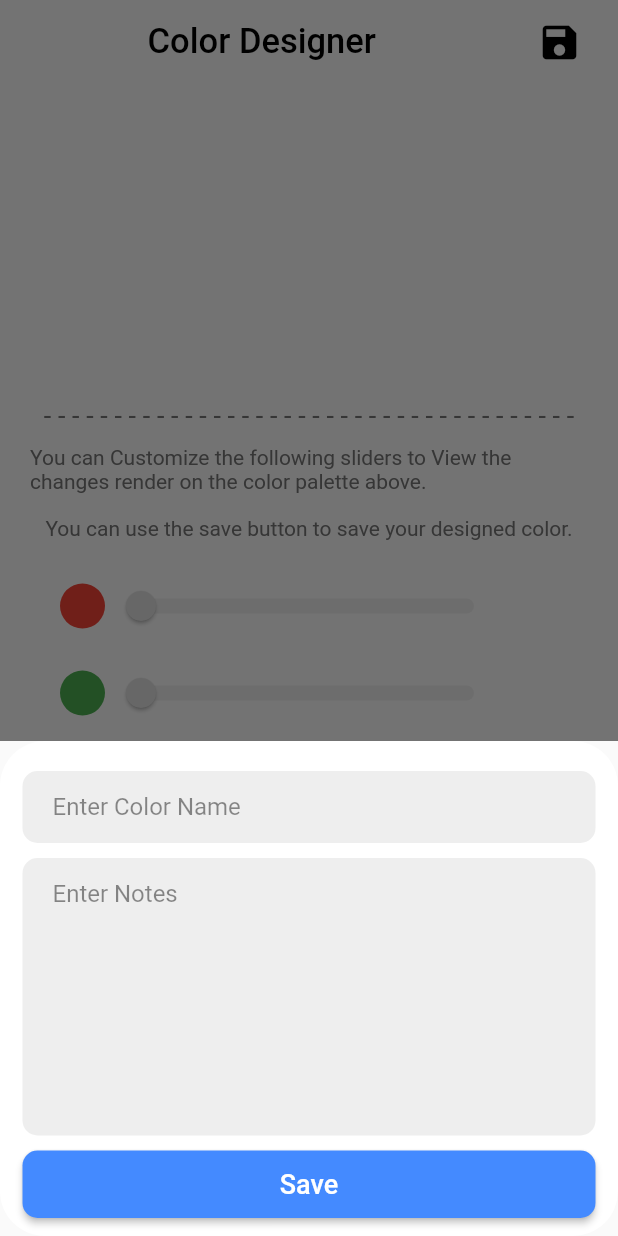
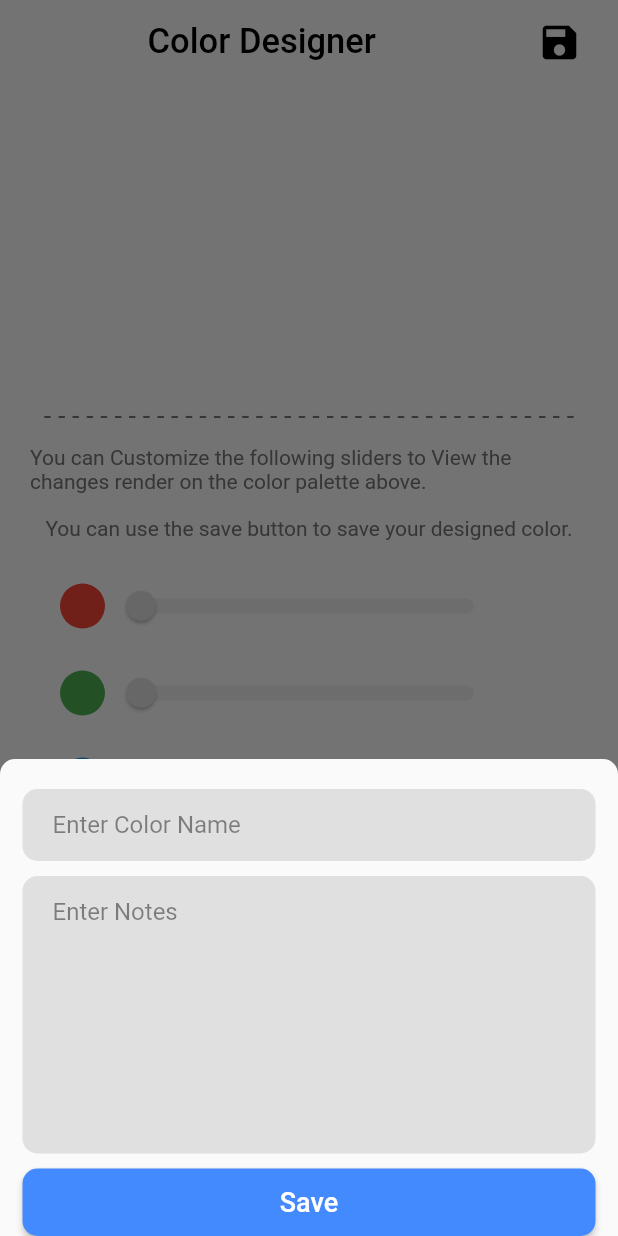
Before and after one commit to Hassanulhaq52/Color-Design-App, a Flutter app: the screen it shows after launch, after a tap on the "file download" icon, on a phone screen of 412 x 824 dp. Run offline on Flutter 3.47's test engine with Material 2 defaults, Android fonts, the phone set to English and light mode, and no system bars; our stand-ins replace bloc, flutter_bloc, shared_preferences.

```diff
--- a/lib/constants/constants.dart
+++ b/lib/constants/constants.dart
@@ -7,16 +7,19 @@ class Constants {
   );
 
   static BoxDecoration containerDecoration = BoxDecoration(
-    color: Colors.grey.shade200,
+    color: Colors.grey.shade300,
     borderRadius: const BorderRadius.all(Radius.circular(10.0)),
   );
 
-  static const InputDecoration taskFieldDecoration =  InputDecoration(
+  static const InputDecoration taskFieldDecoration = InputDecoration(
     hintText: 'Enter Your Notes',
     contentPadding: EdgeInsets.symmetric(vertical: 12.0, horizontal: 20.0),
     border: InputBorder.none,
-    hintStyle: TextStyle(color: Colors.black45),
+    hintStyle: TextStyle(
+      color: Colors.black45,
+    ),
   );
+
   static BoxDecoration addButtonDecoration = BoxDecoration(
     color: Colors.purple.shade400,
     shape: BoxShape.circle,
--- a/lib/main.dart
+++ b/lib/main.dart
@@ -1,4 +1,5 @@
 import 'package:color_design_app/application/color_design_bloc.dart';
+import 'package:color_design_app/model/color_design_model.dart';
 import 'package:color_design_app/screens/color_picker_screen.dart';
 import 'package:flutter/material.dart';
 import 'package:flutter_bloc/flutter_bloc.dart';
--- a/lib/model/color_design_model.dart
+++ b/lib/model/color_design_model.dart
@@ -1,4 +1,24 @@
-import 'package:flutter/material.dart';
+// class ColorDesignModel {
+//   ColorDesignModel({
+//     this.colorName,
+//     this.colorNotes,
+//     this.red,
+//     this.green,
+//     this.blue,
+//     this.opacity,
+//
+//   });
+//
+//   final String? colorName;
+//   final String? colorNotes;
+//   final double? red;
+//   final double? green;
+//   final double? blue;
+//   final double? opacity;
+//
+//
+// }
+
 
 class ColorDesignModel {
   ColorDesignModel({
@@ -8,7 +28,6 @@ class ColorDesignModel {
     this.green,
     this.blue,
     this.opacity,
-    this.containerColor,
   });
 
   final String? colorName;
@@ -17,6 +36,25 @@ class ColorDesignModel {
   final double? green;
   final double? blue;
   final double? opacity;
-  final Color? containerColor;
 
+
+  factory ColorDesignModel.fromJson(Map<String, dynamic> json) =>
+      ColorDesignModel(
+        colorName: json['colorName'],
+        colorNotes: json['colorNotes'],
+        red: json['red'],
+        green: json['green'],
+        blue: json['blue'],
+        opacity: json['opacity'],
+
+      );
+
+  Map<String, dynamic> toJson() => {
+    'colorName': colorName,
+    'colorNotes': colorNotes,
+    'red': red,
+    'green': green,
+    'blue': blue,
+    'opacity': opacity,
+  };
 }
--- a/lib/screens/color_picker_screen.dart
+++ b/lib/screens/color_picker_screen.dart
@@ -6,6 +6,7 @@ import 'package:color_design_app/widgets/slider_row.dart';
 import 'package:color_design_app/widgets/modal_bottom_sheet.dart';
 
 import '../constants/constants.dart';
+import '../model/color_design_model.dart';
 
 class ColorPickerScreen extends StatelessWidget {
   const ColorPickerScreen({Key? key}) : super(key: key);
@@ -20,7 +21,14 @@ class ColorPickerScreen extends StatelessWidget {
           floatingActionButton: FloatingActionButton(
             onPressed: () {
               showModalBottomSheet(
+                shape: const RoundedRectangleBorder(
+                  borderRadius: BorderRadius.only(
+                    topRight: Radius.circular(10),
+                    topLeft: Radius.circular(10),
+                  ),
+                ),
                 context: context,
+                isScrollControlled: true,
                 builder: (context) => const ModalBottomSheet(),
               );
             },
@@ -47,7 +55,7 @@ class ColorPickerScreen extends StatelessWidget {
                     Navigator.push(
                         context,
                         MaterialPageRoute(
-                          builder: (context) => const SavedColorsScreen(),
+                          builder: (context) => SavedColorsScreen(),
                         ));
                   },
                   icon: const Icon(
--- a/lib/widgets/modal_bottom_sheet.dart
+++ b/lib/widgets/modal_bottom_sheet.dart
@@ -15,19 +15,15 @@ class ModalBottomSheet extends StatelessWidget {
     return BlocBuilder<ColorDesignBloc, ColorDesignState>(
       builder: (context, state) {
         final ColorDesignBloc colorDesignBloc = context.read<ColorDesignBloc>();
-        return Container(
-          padding: const EdgeInsets.only(top: 20),
-          height: 330,
-          width: double.infinity,
-          decoration: const BoxDecoration(
-            color: Colors.white,
-            borderRadius: BorderRadius.all(
-              Radius.circular(30),
+        return Padding(
+          padding: EdgeInsets.only(
+            top: 20,
+            right: 15,
+            left: 15,
+            bottom: MediaQuery.of(context).viewInsets.bottom,
           ),
-          ),
-          child: Padding(
-            padding: const EdgeInsets.symmetric(horizontal: 15),
           child: Column(
+            mainAxisSize: MainAxisSize.min,
             crossAxisAlignment: CrossAxisAlignment.start,
             children: [
               Container(
@@ -58,8 +54,6 @@ class ModalBottomSheet extends StatelessWidget {
               const SizedBox(
                 height: 10,
               ),
-                // Text('${state.colorName}'),
-                // Text('${state.colorNotes}'),
               SizedBox(
                 width: double.infinity,
                 height: 45,
@@ -74,7 +68,7 @@ class ModalBottomSheet extends StatelessWidget {
                       Navigator.push(
                           context,
                           MaterialPageRoute(
-                              builder: (context) => const SavedColorsScreen(),
+                            builder: (context) =>  SavedColorsScreen(),
                           ));
                     } else {
                       print('error');
@@ -96,7 +90,6 @@ class ModalBottomSheet extends StatelessWidget {
               ),
             ],
           ),
-          ),
         );
       },
     );
```
Also changed, not shown: lib/application/color_design_bloc.dart (+68 -69 lines), lib/screens/saved_colors_screen.dart (+29 -1 lines), pubspec.yaml (+0 -35 lines). Lines whose indentation alone changed are shown as unchanged.
